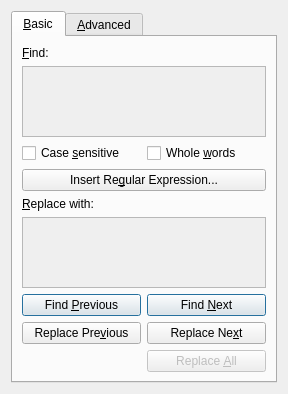
Old version of the form src/frontends/qt4/ui/FindAndReplaceUi.ui in the repository cburschka/lyx.
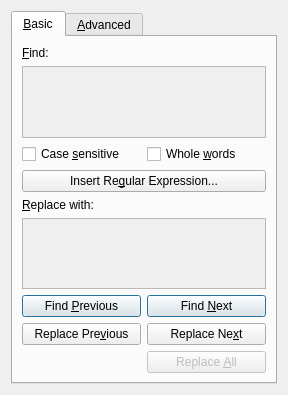
New version of the form. Custom widgets are drawn as their Qt base class.

Commit message: set verticalsize policy to ignore until we find a better solution. instead of overlapping dockwidgets we now have a layout where widgets get resized arbitrarily small. in practice this is not an issue since nobody will resize the mainwindow to such small dimension. in the meantime the lyx window will fit nicely on smaller screens. but as said, while looking for something better...

Patch:
```diff
--- a/src/frontends/qt4/ui/FindAndReplaceUi.ui
+++ b/src/frontends/qt4/ui/FindAndReplaceUi.ui
@@ -6,9 +6,15 @@
     <x>0</x>
     <y>0</y>
     <width>288</width>
-    <height>366</height>
+    <height>395</height>
    </rect>
   </property>
+  <property name="sizePolicy">
+   <sizepolicy hsizetype="Preferred" vsizetype="Ignored">
+    <horstretch>0</horstretch>
+    <verstretch>0</verstretch>
+   </sizepolicy>
+  </property>
   <property name="windowTitle">
    <string>Find LyX Text</string>
   </property>
@@ -65,6 +71,12 @@
        </item>
        <item row="1" column="0" colspan="2">
         <widget class="lyx::frontend::EmbeddedWorkArea" name="find_work_area_">
+         <property name="sizePolicy">
+          <sizepolicy hsizetype="MinimumExpanding" vsizetype="MinimumExpanding">
+           <horstretch>0</horstretch>
+           <verstretch>0</verstretch>
+          </sizepolicy>
+         </property>
          <property name="toolTip">
           <string>Enter the text to search for in this full-featured LyX editing area</string>
          </property>
@@ -131,6 +143,12 @@
        </item>
        <item row="5" column="0" colspan="2">
         <widget class="lyx::frontend::EmbeddedWorkArea" name="replace_work_area_">
+         <property name="sizePolicy">
+          <sizepolicy hsizetype="MinimumExpanding" vsizetype="MinimumExpanding">
+           <horstretch>0</horstretch>
+           <verstretch>0</verstretch>
+          </sizepolicy>
+         </property>
          <property name="toolTip">
           <string>Enter the text to replace in this full-featured LyX editing area</string>
          </property>
```
Left out of the diff: 1 changed line with no effect on the pictures.
